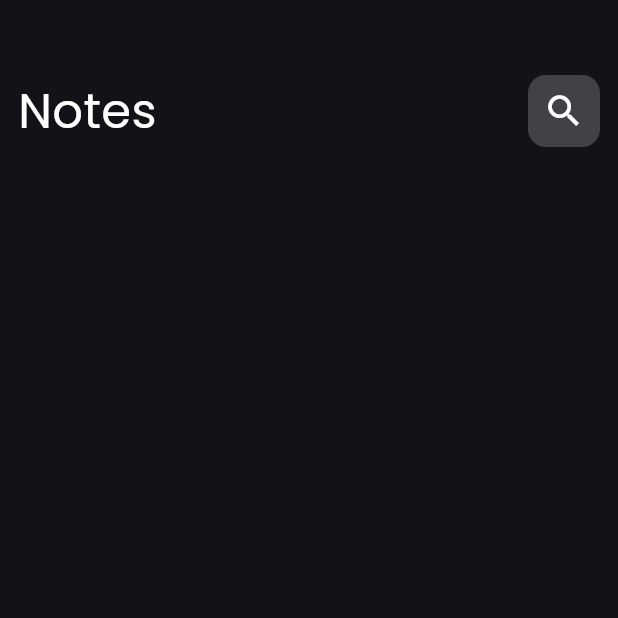
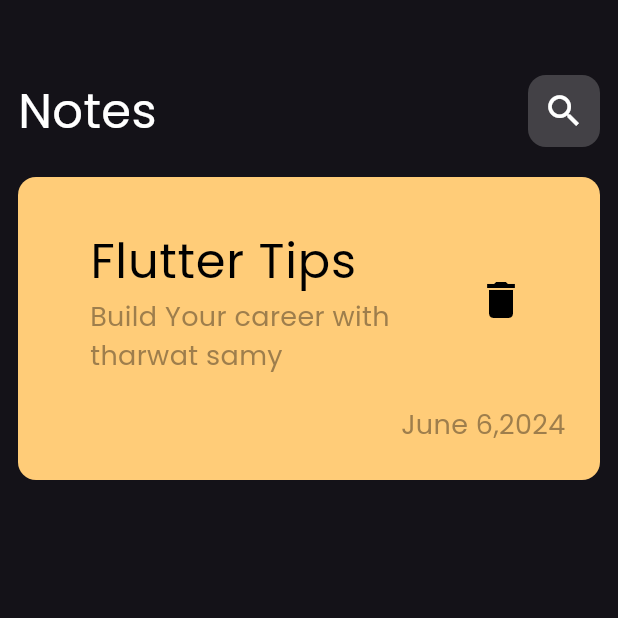
Before and after one commit to mahmoudkarieem/notes_app_, a Flutter app: the screen it shows after launch, on a phone screen of 412 x 824 dp, the top half of it. Run offline on Flutter 3.47's test engine with Material 3 defaults, Android fonts, the phone set to English and light mode, and no system bars.

Commit message:
create custom item card

```diff
--- a/lib/views/notes_view.dart
+++ b/lib/views/notes_view.dart
@@ -6,7 +6,7 @@ class NotesView extends StatelessWidget {
 
   @override
   Widget build(BuildContext context) {
-    return Scaffold(
+    return const Scaffold(
       body: NotesViewBody(),
     );
   }
--- a/lib/views/notes_view_body.dart
+++ b/lib/views/notes_view_body.dart
@@ -1,5 +1,7 @@
 import 'package:flutter/material.dart';
+import 'package:flutter/widgets.dart';
 import 'package:notes_app/widgets/custom_app_bar.dart';
+import 'package:notes_app/widgets/custom_item_card.dart';
 
 class NotesViewBody extends StatelessWidget {
   const NotesViewBody({super.key});
@@ -13,7 +15,11 @@ class NotesViewBody extends StatelessWidget {
           SizedBox(
             height: 50,
           ),
-          CustomAppBar()
+          CustomAppBar(),
+          SizedBox(
+            height: 20,
+          ),
+          CustomItemCard()
         ],
       ),
     );
--- /dev/null
+++ b/lib/widgets/custom_item_card.dart
@@ -0,0 +1,63 @@
+import 'package:flutter/material.dart';
+
+class CustomItemCard extends StatelessWidget {
+  const CustomItemCard({super.key});
+
+  @override
+  Widget build(BuildContext context) {
+    return Container(
+      padding: const EdgeInsets.only(
+        right: 18,
+        left: 32,
+        top: 24,
+        bottom: 24,
+      ),
+      decoration: BoxDecoration(
+          borderRadius: BorderRadius.circular(12),
+          color: const Color(
+            0xffffcc78,
+          )),
+      child: Column(
+        mainAxisAlignment: MainAxisAlignment.spaceBetween,
+        children: [
+          ListTile(
+            title: const Text(
+              "Flutter Tips",
+              style: TextStyle(
+                fontSize: 32,
+                color: Colors.black,
+              ),
+            ),
+            subtitle: const Text(
+              "Build Your career with tharwat samy",
+              style: TextStyle(
+                fontSize: 18,
+                color: Color(0xff9e7e4c),
+              ),
+            ),
+            trailing: IconButton(
+                onPressed: () {},
+                icon: const Icon(
+                  Icons.delete,
+                  color: Colors.black,
+                  size: 32,
+                )),
+          ),
+          const SizedBox(
+            height: 12,
+          ),
+          const Align(
+            alignment: Alignment.bottomRight,
+            child: Text(
+              " June 6,2024 ",
+              style: TextStyle(
+                fontSize: 18,
+                color: Color(0xff9e7e4c),
+              ),
+            ),
+          )
+        ],
+      ),
+    );
+  }
+}
```
